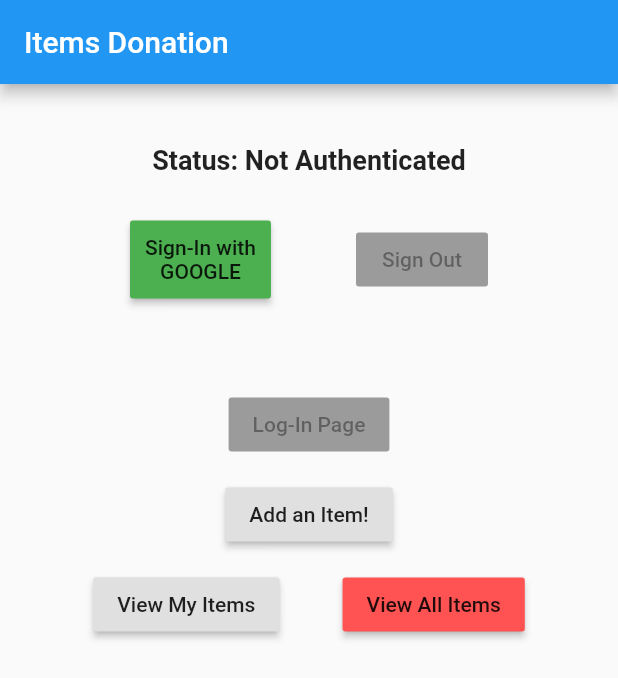
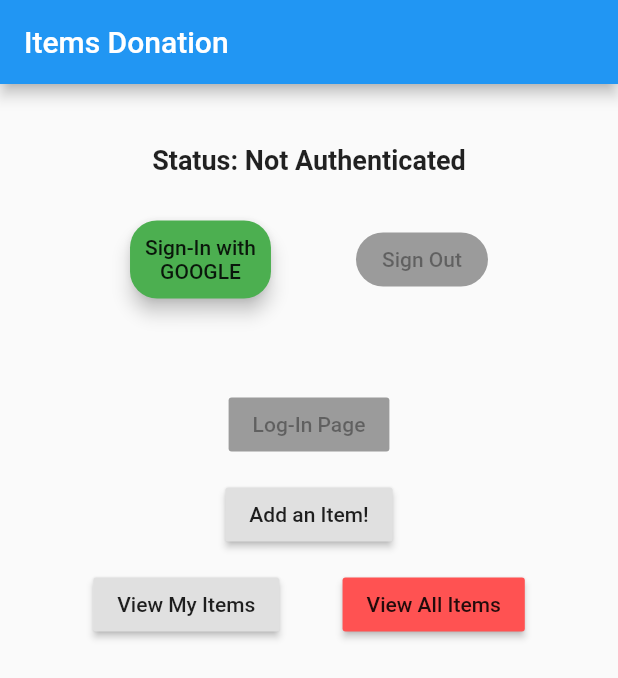
Before and after one commit to terjnh/itemdonatestore, a Flutter app: the screen it shows after launch, on a phone screen of 412 x 824 dp. Shown: the top 678 px of the screen. Run offline on Flutter 3.47's test engine with Material 2 defaults, Android fonts, the phone set to English and light mode, and no system bars; our stand-ins replace firebase_auth, firebase_core, firebase_database, firebase_storage, google_sign_in; accounts and stored records are empty; statements that could not run were skipped.

```diff
--- a/updates.txt
+++ b/images/updates.txt
@@ -1,6 +1,8 @@
 /*
 TODO: Add pop-up dialog when item is added
-TODO: Retrieve all items posted by all users in retrieveallitems.dart
+
+TODO: Beautify UI
+ - Starting with home page (4 May 2020)
 */
 
 
--- a/lib/screens/home.dart
+++ b/lib/screens/home.dart
@@ -123,12 +123,21 @@ class _HomeState extends State<Home> {
                   crossAxisAlignment: CrossAxisAlignment.center,
                   children: <Widget>[
                     new RaisedButton(
+                      shape: RoundedRectangleBorder(
+                        borderRadius: BorderRadius.circular(18.0),
+                        //side: BorderSide(color: Colors.black)
+                      ),
                       onPressed: _isLoggedIn ? null : _signIn,
                       child: new Text( _isLoggedIn ? 'Signed In!' : 'Sign-In with\nGOOGLE', textAlign: TextAlign.center,),
                       padding: EdgeInsets.fromLTRB(10, 10, 10, 10),
                       color: Colors.green,
+                      elevation: 5.0,
                     ),
                     new RaisedButton(
+                      shape: RoundedRectangleBorder(
+                        borderRadius: BorderRadius.circular(18.0),
+                        //side: BorderSide(color: Colors.black)
+                      ),
                       onPressed: _isLoggedIn ? _signOut : null,
                       child: new Text('Sign Out'),
                       color: Colors.yellowAccent,
--- a/pubspec.yaml
+++ b/pubspec.yaml
@@ -26,7 +26,7 @@ dependencies:
   google_sign_in: ^4.4.4
   firebase_auth: ^0.16.0
   firebase_storage: ^3.1.5
-  firebase_database: ^3.1.3
+  firebase_database: ^3.1.5
 
 dev_dependencies:
   flutter_test:
```
Also changed, not shown: pubspec.lock.
